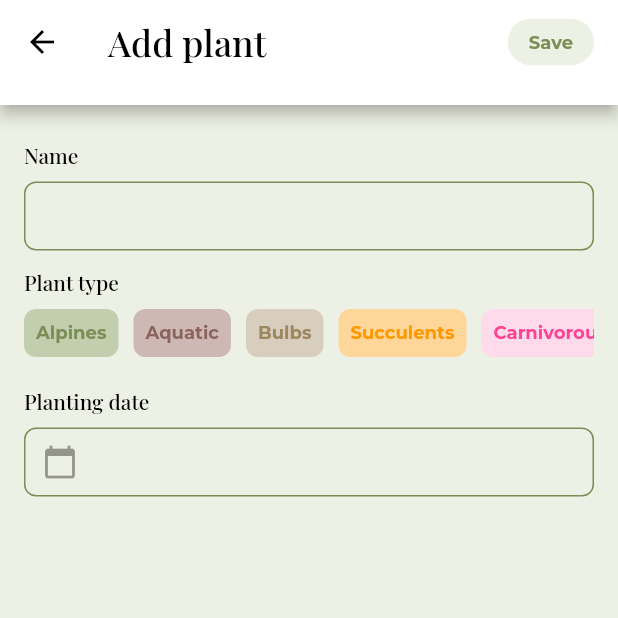
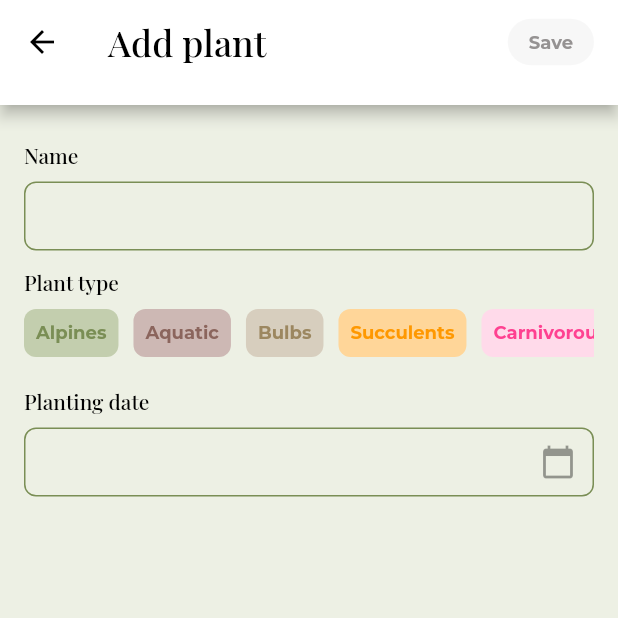
Before and after one commit to piotruela/garden, a Flutter app: the screen it shows after launch, after a tap on "+ Add plant", on a phone screen of 412 x 824 dp, the top half of it. Run offline on Flutter 3.47's test engine with Material 2 defaults, Android fonts, the phone set to English and light mode, and no system bars; our stand-ins replace auto_route, bloc, dartz, equatable, floor, flutter_bloc and 5 more; accounts and stored records are empty; generated files the repository leaves out were written again.

Commit message:
[UPSERT-PAGE] Polish UI

```diff
--- a/lib/common/widget/app_app_bar.dart
+++ b/lib/common/widget/app_app_bar.dart
@@ -5,6 +5,7 @@ import 'package:garden/common/widget/rounded_button.dart';
 class AppAppBar extends StatelessWidget with PreferredSizeWidget {
   final String title;
   final String buttonLabel;
+  final bool isActionButtonActive;
   final PreferredSizeWidget? bottom;
 
   final Function() onActionButtonPressed;
@@ -13,6 +14,7 @@ class AppAppBar extends StatelessWidget with PreferredSizeWidget {
     Key? key,
     required this.title,
     required this.buttonLabel,
+    this.isActionButtonActive = true,
     this.bottom,
     required this.onActionButtonPressed,
   }) : super(key: key);
@@ -29,6 +31,7 @@ class AppAppBar extends StatelessWidget with PreferredSizeWidget {
       actions: [
         RoundedButton(
           label: buttonLabel,
+          isActive: isActionButtonActive,
           onPressed: onActionButtonPressed,
         ),
         const SizedBox(width: 16),
--- a/lib/common/widget/rounded_button.dart
+++ b/lib/common/widget/rounded_button.dart
@@ -1,18 +1,17 @@
 import 'package:flutter/material.dart';
-import 'package:flutter_spinkit/flutter_spinkit.dart';
 import 'package:garden/common/constants/app_colors.dart';
 import 'package:garden/common/constants/app_text.dart';
 
 class RoundedButton extends StatelessWidget {
   final String label;
-  final bool isLoading;
+  final bool isActive;
 
   final Function() onPressed;
 
   const RoundedButton({
     Key? key,
     required this.label,
-    this.isLoading = false,
+    this.isActive = true,
     required this.onPressed,
   }) : super(key: key);
 
@@ -23,15 +22,23 @@ class RoundedButton extends StatelessWidget {
       children: [
         InkWell(
           borderRadius: const BorderRadius.all(Radius.circular(20)),
-          onTap: onPressed,
+          onTap: isActive ? onPressed : () {},
           child: Container(
-            decoration:
-                const BoxDecoration(color: AppColors.primary, borderRadius: BorderRadius.all(Radius.circular(20))),
+            decoration: BoxDecoration(
+              color: isActive ? AppColors.primary : AppColors.lightGrey.withOpacity(0.5),
+              borderRadius: const BorderRadius.all(Radius.circular(20)),
+              boxShadow: isActive
+                  ? [BoxShadow(color: Colors.grey.withOpacity(0.5), offset: const Offset(2, 4), blurRadius: 3)]
+                  : null,
+            ),
             child: Padding(
               padding: const EdgeInsets.symmetric(horizontal: 14.0, vertical: 8.0),
-              child: isLoading
-                  ? const SpinKitThreeBounce(size: 10, color: Colors.white)
-                  : Text(label, style: AppText.secondaryTextBold.copyWith(color: AppColors.darkGreen)),
+              child: Text(
+                label,
+                style: AppText.secondaryTextBold.copyWith(
+                  color: isActive ? AppColors.darkGreen : AppColors.darkGrey,
+                ),
+              ),
             ),
           ),
         ),
--- /dev/null
+++ b/lib/common/widget/un_focus_on_tap.dart
@@ -0,0 +1,18 @@
+import 'package:flutter/material.dart';
+
+class UnFocusOnTap extends StatelessWidget {
+  final Widget child;
+
+  const UnFocusOnTap({
+    Key? key,
+    required this.child,
+  }) : super(key: key);
+
+  @override
+  Widget build(BuildContext context) {
+    return GestureDetector(
+      onTap: () => FocusManager.instance.primaryFocus?.unfocus(),
+      child: child,
+    );
+  }
+}
--- a/lib/pages/plant/list/bloc/plant_list_bloc.dart
+++ b/lib/pages/plant/list/bloc/plant_list_bloc.dart
@@ -64,7 +64,11 @@ class PlantListBloc extends Bloc<PlantListEvent, PlantListState> {
     emit(
       result.fold(
         (exception) => PlantListState.upsertError(plants: state.plants),
-        (plant) => PlantListState.successfullyAdded(plants: state.plants, plant: plant),
+        (plant) => PlantListState.upsertSuccess(
+          plants: state.plants,
+          plant: plant,
+          upsertType: event.existingPlant != null ? UpsertType.update : UpsertType.insert,
+        ),
       ),
     );
   }
--- a/lib/pages/plant/list/view/widgets/plant_list_body.dart
+++ b/lib/pages/plant/list/view/widgets/plant_list_body.dart
@@ -45,7 +45,7 @@ class _PlantsListWidget extends StatelessWidget {
       child: Padding(
         padding: const EdgeInsets.symmetric(horizontal: 16.0),
         child: ListView.separated(
-          padding: const EdgeInsets.only(top: 16),
+          padding: const EdgeInsets.symmetric(vertical: 20.0),
           itemCount: state.plants.length,
           itemBuilder: (BuildContext context, index) => PlantListListTile(plant: state.plants[index]),
           separatorBuilder: (BuildContext context, index) => const SizedBox(height: 8),
--- a/lib/pages/plant/upsert/bloc/plant_upsert_bloc.dart
+++ b/lib/pages/plant/upsert/bloc/plant_upsert_bloc.dart
@@ -20,7 +20,6 @@ class PlantUpsertBloc extends Bloc<PlantUpsertEvent, PlantUpsertState> {
     Plant? existingPlant,
     required this.onPlantInserted,
   }) : super(PlantUpsertState(
-          type: PlantUpsertStateType.initial,
           plantId: existingPlant?.id,
           plantName: existingPlant?.name,
           plantType: existingPlant?.type,
@@ -57,7 +56,6 @@ class PlantUpsertBloc extends Bloc<PlantUpsertEvent, PlantUpsertState> {
     SaveButtonPressed event,
     Emitter<PlantUpsertState> emit,
   ) async {
-    emit(state.copyWith(type: PlantUpsertStateType.submitting));
     Either<DatabaseFailure, Plant> result;
     if (state.plantId != null) {
       result = await _plantService.updatePlant(_getPlantFromStateFields());
--- a/lib/pages/plant/upsert/bloc/plant_upsert_state.dart
+++ b/lib/pages/plant/upsert/bloc/plant_upsert_state.dart
@@ -3,15 +3,16 @@ import 'package:garden/model/plant/type/plant_type.dart';
 
 part 'plant_upsert_state.freezed.dart';
 
-enum PlantUpsertStateType { initial, submitting }
-
 @freezed
 class PlantUpsertState with _$PlantUpsertState {
+  const PlantUpsertState._();
+
   factory PlantUpsertState({
-    required PlantUpsertStateType type,
     String? plantId,
     String? plantName,
     PlantType? plantType,
     DateTime? plantingDate,
   }) = _PlantUpsertState;
+
+  bool get isFormValid => plantName != null && plantName!.isNotEmpty && plantType != null && plantingDate != null;
 }
--- a/lib/pages/plant/upsert/view/plant_upsert_view.dart
+++ b/lib/pages/plant/upsert/view/plant_upsert_view.dart
@@ -1,12 +1,14 @@
 import 'package:flutter/material.dart';
 import 'package:flutter_bloc/flutter_bloc.dart';
 import 'package:garden/common/constants/app_colors.dart';
-import 'package:garden/common/constants/app_decoration.dart';
 import 'package:garden/common/constants/app_text.dart';
 import 'package:garden/common/widget/app_app_bar.dart';
+import 'package:garden/common/widget/un_focus_on_tap.dart';
 import 'package:garden/extensions.dart';
 import 'package:garden/pages/plant/upsert/bloc/plant_upsert_bloc.dart';
+import 'package:garden/pages/plant/upsert/bloc/plant_upsert_state.dart';
 import 'package:garden/pages/plant/upsert/view/widgets/plant_upsert_date_field.dart';
+import 'package:garden/pages/plant/upsert/view/widgets/plant_upsert_name_field.dart';
 import 'package:garden/pages/plant/upsert/view/widgets/plant_upsert_type_selection_field.dart';
 
 class PlantUpsertView extends StatelessWidget {
@@ -19,11 +21,15 @@ class PlantUpsertView extends StatelessWidget {
 
   @override
   Widget build(BuildContext context) {
-    return Scaffold(
+    return BlocBuilder<PlantUpsertBloc, PlantUpsertState>(
+      builder: (BuildContext context, state) {
+        return UnFocusOnTap(
+          child: Scaffold(
             backgroundColor: AppColors.primary,
             appBar: AppAppBar(
               title: isEdit ? "Update plant" : "Add plant",
               buttonLabel: "Save",
+              isActionButtonActive: state.isFormValid,
               onActionButtonPressed: () => context.read<PlantUpsertBloc>().add(SaveButtonPressed()),
             ),
             body: Padding(
@@ -31,33 +37,15 @@ class PlantUpsertView extends StatelessWidget {
               child: Column(
                 children: [
                   const SizedBox(height: 12),
-            _LabeledField(
-              label: "Name",
-              child: SizedBox(
-                height: 46,
-                child: TextFormField(
-                  initialValue: context.read<PlantUpsertBloc>().state.plantName,
-                  style: AppText.primaryText.copyWith(fontSize: 18),
-                  decoration: const InputDecoration(
-                    contentPadding: EdgeInsets.symmetric(horizontal: 12),
-                    enabledBorder: AppDecoration.focusedBorder,
-                    focusedBorder: AppDecoration.focusedBorder,
-                  ),
-                  onChanged: (value) => context.read<PlantUpsertBloc>().add(PlantNameChanged(value)),
+                  const _LabeledField(label: "Name", child: PlantUpsertNameField()),
+                  const _LabeledField(label: "Plant type", child: PlantUpsertTypeSelectionField()),
+                  const _LabeledField(label: "Planting date", child: PlantUpsertDateField()),
+                ].separatedWith(const SizedBox(height: 12)),
               ),
             ),
           ),
-            const _LabeledField(
-              label: "Plant type",
-              child: PlantUpsertTypeSelectionField(),
-            ),
-            const _LabeledField(
-              label: "Planting date",
-              child: PlantUpsertDateField(),
-            ),
-          ].separatedWith(const SizedBox(height: 12)),
-        ),
-      ),
+        );
+      },
     );
   }
 }
--- a/lib/pages/plant/upsert/view/widgets/plant_upsert_date_field.dart
+++ b/lib/pages/plant/upsert/view/widgets/plant_upsert_date_field.dart
@@ -3,6 +3,7 @@ import 'package:flutter_bloc/flutter_bloc.dart';
 import 'package:garden/common/constants/app_colors.dart';
 import 'package:garden/common/constants/app_decoration.dart';
 import 'package:garden/common/constants/app_text.dart';
+import 'package:garden/extensions.dart';
 import 'package:garden/pages/plant/upsert/bloc/plant_upsert_bloc.dart';
 import 'package:garden/pages/plant/upsert/bloc/plant_upsert_state.dart';
 import 'package:intl/intl.dart';
@@ -17,12 +18,15 @@ class PlantUpsertDateField extends StatelessWidget {
         return SizedBox(
           height: 46,
           child: GestureDetector(
-            onTap: () => selectDate(context, state),
+            onTap: () {
+              context.unFocus();
+              selectDate(context, state);
+            },
             child: TextField(
               enabled: false,
               decoration: InputDecoration(
-                contentPadding: EdgeInsets.zero,
-                prefixIcon: const Icon(Icons.calendar_today),
+                contentPadding: const EdgeInsets.symmetric(horizontal: 12.0),
+                suffixIcon: const Icon(Icons.calendar_today),
                 hintStyle: AppText.primaryText.copyWith(fontSize: 18),
                 hintText: state.plantingDate != null ? DateFormat("dd/MM/yyyy").format(state.plantingDate!) : "",
                 disabledBorder: AppDecoration.focusedBorder,
--- /dev/null
+++ b/lib/pages/plant/upsert/view/widgets/plant_upsert_name_field.dart
@@ -0,0 +1,26 @@
+import 'package:flutter/material.dart';
+import 'package:flutter_bloc/flutter_bloc.dart';
+import 'package:garden/common/constants/app_decoration.dart';
+import 'package:garden/common/constants/app_text.dart';
+import 'package:garden/pages/plant/upsert/bloc/plant_upsert_bloc.dart';
+
+class PlantUpsertNameField extends StatelessWidget {
+  const PlantUpsertNameField({Key? key}) : super(key: key);
+
+  @override
+  Widget build(BuildContext context) {
+    return SizedBox(
+      height: 46,
+      child: TextFormField(
+        initialValue: context.read<PlantUpsertBloc>().state.plantName,
+        style: AppText.primaryText.copyWith(fontSize: 18),
+        decoration: const InputDecoration(
+          contentPadding: EdgeInsets.symmetric(horizontal: 12),
+          enabledBorder: AppDecoration.focusedBorder,
+          focusedBorder: AppDecoration.focusedBorder,
+        ),
+        onChanged: (value) => context.read<PlantUpsertBloc>().add(PlantNameChanged(value)),
+      ),
+    );
+  }
+}
--- a/lib/pages/plant/upsert/view/widgets/plant_upsert_type_selection_field.dart
+++ b/lib/pages/plant/upsert/view/widgets/plant_upsert_type_selection_field.dart
@@ -1,6 +1,7 @@
 import 'package:flutter/material.dart';
 import 'package:flutter_bloc/flutter_bloc.dart';
 import 'package:garden/common/widget/plant_type_label.dart';
+import 'package:garden/extensions.dart';
 import 'package:garden/model/plant/type/plant_type.dart';
 import 'package:garden/pages/plant/upsert/bloc/plant_upsert_bloc.dart';
 import 'package:garden/pages/plant/upsert/bloc/plant_upsert_state.dart';
@@ -23,7 +24,10 @@ class PlantUpsertTypeSelectionField extends StatelessWidget {
               return Column(
                 children: [
                   GestureDetector(
-                    onTap: () => context.read<PlantUpsertBloc>().add(PlantTypeSelected(plantType)),
+                    onTap: () {
+                      context.unFocus();
+                      context.read<PlantUpsertBloc>().add(PlantTypeSelected(plantType));
+                    },
                     child: PlantTypeLabel(
                       type: plantType,
                       isSelected: state.plantType == plantType,
--- /dev/null
+++ b/lib/util/extensions/context_extensions.dart
@@ -0,0 +1,5 @@
+import 'package:flutter/material.dart';
+
+extension ContextExtensions on BuildContext {
+  void unFocus() => FocusScope.of(this).unfocus();
+}
--- a/lib/util/extensions/extensions.dart
+++ b/lib/util/extensions/extensions.dart
@@ -1,4 +1,5 @@
 export 'any_extensions.dart';
 export 'color_extensions.dart';
+export 'context_extensions.dart';
 export 'list_extensions.dart';
 export 'string_extensions.dart';
```
Also changed, not shown: lib/pages/plant/list/bloc/plant_list_state.dart (+3 -8 lines), lib/pages/plant/list/view/plant_list_view.dart (+17 -4 lines), lib/pages/plant/list/view/widgets/plant_list_list_tile.dart (+5 -3 lines). Lines whose indentation alone changed are shown as unchanged.
